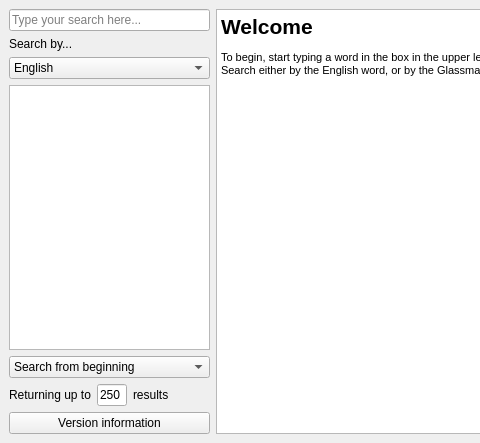
Old version of the form mainwindow.ui in the repository adamb924/Dari-English-Dictionary; both pictures show x 0 to 480 and y 0 to 443 of the 829 by 443 pixel window.
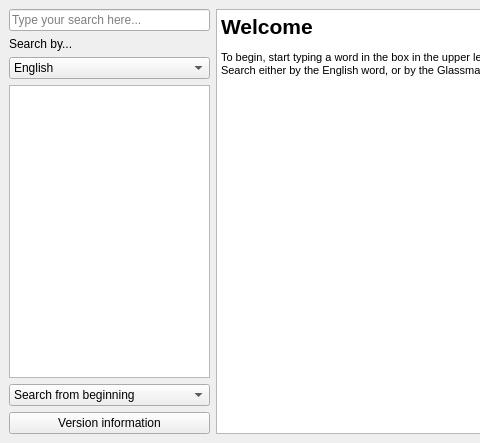
New version of the form.

Commit message: Proper queries and a query model

Diff of the .ui file:
```diff
--- a/mainwindow.ui
+++ b/mainwindow.ui
@@ -51,7 +51,7 @@
        </widget>
       </item>
       <item>
-       <widget class="QListWidget" name="listWidget"/>
+       <widget class="QListView" name="listView"/>
       </item>
       <item>
        <widget class="QComboBox" name="searchMethodCombo">
@@ -72,50 +72,6 @@
         </item>
        </widget>
       </item>
-      <item>
-       <layout class="QHBoxLayout" name="horizontalLayout_2">
-        <item>
-         <widget class="QLabel" name="label_2">
-          <property name="text">
-           <string>Returning up to</string>
-          </property>
-         </widget>
-        </item>
-        <item>
-         <widget class="QLineEdit" name="numberEdit">
-          <property name="maximumSize">
-           <size>
-            <width>30</width>
-            <height>16777215</height>
-           </size>
-          </property>
-          <property name="text">
-           <string>250</string>
-          </property>
-         </widget>
-        </item>
-        <item>
-         <widget class="QLabel" name="label_3">
-          <property name="text">
-           <string>results</string>
-          </property>
-         </widget>
-        </item>
-        <item>
-         <spacer name="horizontalSpacer">
-          <property name="orientation">
-           <enum>Qt::Horizontal</enum>
-          </property>
-          <property name="sizeHint" stdset="0">
-           <size>
-            <width>40</width>
-            <height>20</height>
-           </size>
-          </property>
-         </spacer>
-        </item>
-       </layout>
-      </item>
       <item>
        <widget class="QPushButton" name="versionButton">
         <property name="text">
```
The commit also changes 2 other files.
